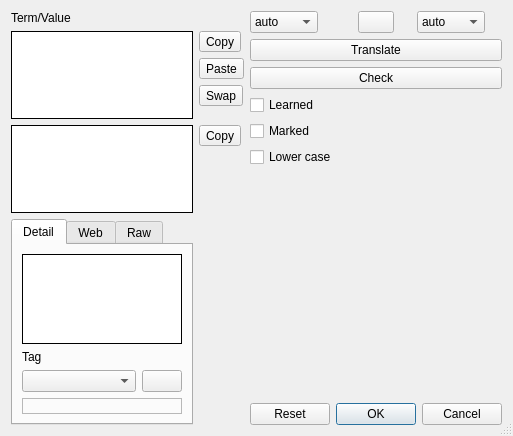
skynowa/iTeacher, file Forms/WordEditor.ui: the form before one commit.
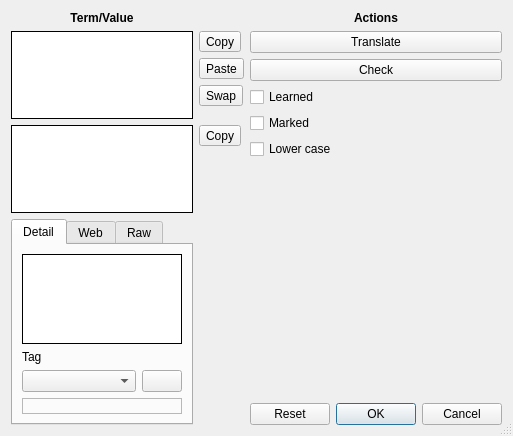
The form after the commit. Icons and pictures are not drawn.

Commit message: WordEditor.ui - Auto detect langs - review

```diff
--- a/Forms/WordEditor.ui
+++ b/Forms/WordEditor.ui
@@ -166,9 +166,18 @@
      </item>
      <item row="0" column="0">
       <widget class="QLabel" name="label_2">
+       <property name="font">
+        <font>
+         <weight>75</weight>
+         <bold>true</bold>
+        </font>
+       </property>
        <property name="text">
         <string>Term/Value</string>
        </property>
+       <property name="alignment">
+        <set>Qt::AlignCenter</set>
+       </property>
       </widget>
      </item>
      <item row="1" column="0" rowspan="4">
@@ -234,147 +243,75 @@
    </item>
    <item row="0" column="1">
     <layout class="QGridLayout" name="gridLayout">
-     <item row="2" column="0" colspan="3">
+     <item row="3" column="0" colspan="2">
+      <widget class="QCheckBox" name="chkIsLearned">
+       <property name="text">
+        <string>Learned</string>
+       </property>
+      </widget>
+     </item>
+     <item row="6" column="0" colspan="2">
+      <spacer name="verticalSpacer_2">
+       <property name="orientation">
+        <enum>Qt::Vertical</enum>
+       </property>
+       <property name="sizeHint" stdset="0">
+        <size>
+         <width>20</width>
+         <height>40</height>
+        </size>
+       </property>
+      </spacer>
+     </item>
+     <item row="2" column="0" colspan="2">
       <widget class="QPushButton" name="pbtnCheck">
        <property name="text">
         <string>Check</string>
        </property>
       </widget>
      </item>
-     <item row="0" column="1">
-      <widget class="QPushButton" name="pbtnLangsSwap">
-       <property name="maximumSize">
-        <size>
-         <width>36</width>
-         <height>16777215</height>
-        </size>
-       </property>
-       <property name="text">
-        <string/>
-       </property>
-       <property name="icon">
-        <iconset>
-         <normalon>:/Menu/Menu/LangsSwap.png</normalon>
-        </iconset>
-       </property>
-      </widget>
-     </item>
-     <item row="5" column="0" colspan="3">
-      <widget class="QCheckBox" name="chkLowerCase">
-       <property name="text">
-        <string>Lower case</string>
-       </property>
-      </widget>
-     </item>
-     <item row="4" column="0" colspan="3">
-      <widget class="QCheckBox" name="chkIsMarked">
-       <property name="text">
-        <string>Marked</string>
-       </property>
-      </widget>
-     </item>
-     <item row="0" column="2">
-      <widget class="QComboBox" name="cboLangTo">
-       <property name="maximumSize">
-        <size>
-         <width>68</width>
-         <height>16777215</height>
-        </size>
-       </property>
-       <item>
-        <property name="text">
-         <string>auto</string>
-        </property>
-       </item>
-       <item>
-        <property name="text">
-         <string>ru</string>
-        </property>
-        <property name="icon">
-         <iconset>
-          <normalon>:/Flags/Flags/ru.png</normalon>
-         </iconset>
-        </property>
-       </item>
-       <item>
-        <property name="text">
-         <string>en</string>
-        </property>
-        <property name="icon">
-         <iconset>
-          <normalon>:/Flags/Flags/uk.png</normalon>
-         </iconset>
-        </property>
-       </item>
-      </widget>
-     </item>
-     <item row="7" column="0" colspan="3">
+     <item row="7" column="0" colspan="2">
       <widget class="QDialogButtonBox" name="bbxButtons">
        <property name="standardButtons">
         <set>QDialogButtonBox::Cancel|QDialogButtonBox::Ok|QDialogButtonBox::Reset</set>
        </property>
       </widget>
      </item>
-     <item row="3" column="0" colspan="3">
-      <widget class="QCheckBox" name="chkIsLearned">
-       <property name="text">
-        <string>Learned</string>
-       </property>
-      </widget>
-     </item>
-     <item row="1" column="0" colspan="3">
+     <item row="1" column="0" colspan="2">
       <widget class="QPushButton" name="pbtnTranslate">
        <property name="text">
         <string>Translate</string>
        </property>
       </widget>
      </item>
-     <item row="6" column="0" colspan="3">
-      <spacer name="verticalSpacer_2">
-       <property name="orientation">
-        <enum>Qt::Vertical</enum>
+     <item row="5" column="0" colspan="2">
+      <widget class="QCheckBox" name="chkLowerCase">
+       <property name="text">
+        <string>Lower case</string>
        </property>
-       <property name="sizeHint" stdset="0">
-        <size>
-         <width>20</width>
-         <height>40</height>
-        </size>
+      </widget>
+     </item>
+     <item row="4" column="0" colspan="2">
+      <widget class="QCheckBox" name="chkIsMarked">
+       <property name="text">
+        <string>Marked</string>
        </property>
-      </spacer>
+      </widget>
      </item>
-     <item row="0" column="0">
-      <widget class="QComboBox" name="cboLangFrom">
-       <property name="maximumSize">
-        <size>
-         <width>68</width>
-         <height>16777215</height>
-        </size>
+     <item row="0" column="0" colspan="2">
+      <widget class="QLabel" name="lblActions">
+       <property name="font">
+        <font>
+         <weight>75</weight>
+         <bold>true</bold>
+        </font>
        </property>
-       <item>
-        <property name="text">
-         <string>auto</string>
-        </property>
-       </item>
-       <item>
-        <property name="text">
-         <string>en</string>
-        </property>
-        <property name="icon">
-         <iconset>
-          <normalon>:/Flags/Flags/uk.png</normalon>
-         </iconset>
-        </property>
-       </item>
-       <item>
-        <property name="text">
-         <string>ru</string>
-        </property>
-        <property name="icon">
-         <iconset>
-          <normalon>:/Flags/Flags/ru.png</normalon>
-         </iconset>
-        </property>
-       </item>
+       <property name="text">
+        <string>Actions</string>
+       </property>
+       <property name="alignment">
+        <set>Qt::AlignCenter</set>
+       </property>
       </widget>
      </item>
     </layout>
```
The commit also changes 4 other files.
